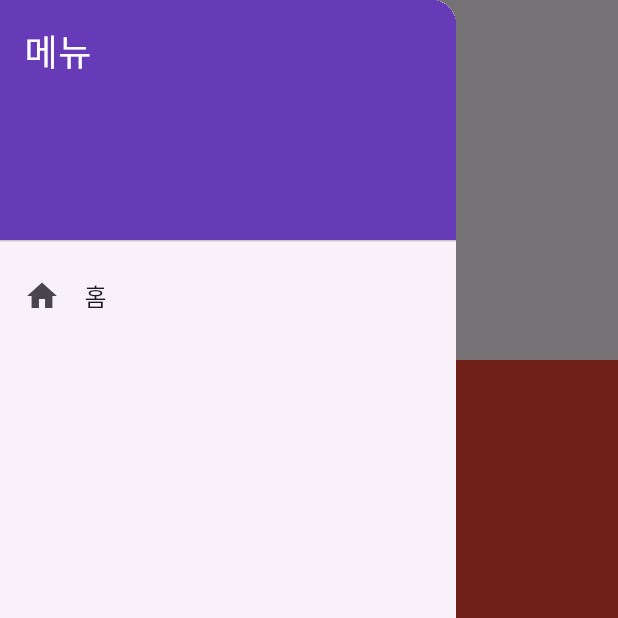
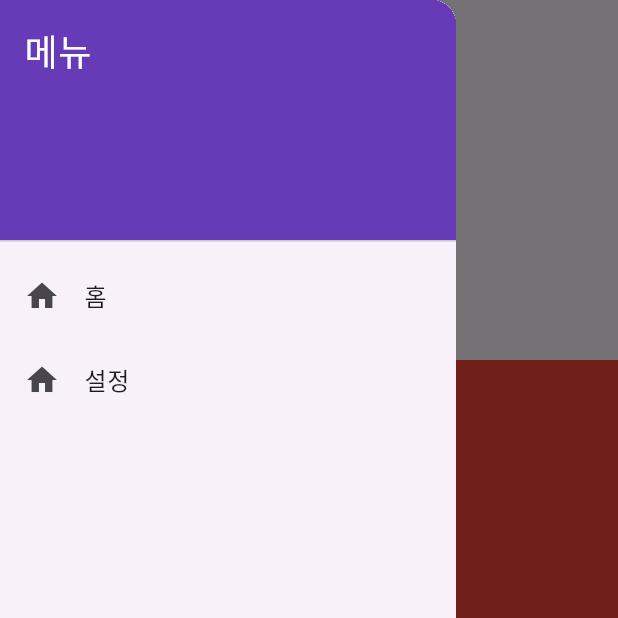
Before and after one commit to gimujeongsig/flutter, a Flutter app: the screen it shows after launch, with the side drawer open, on a phone screen of 412 x 824 dp, the top half of it. Run offline on Flutter 3.47's test engine with Material 3 defaults, Android fonts, the phone set to English and light mode, and no system bars.

Commit message:
설정 페이지, 버튼

```diff
--- a/lib/drawer.dart
+++ b/lib/drawer.dart
@@ -26,9 +26,20 @@ class MyDrawer extends StatelessWidget {
             leading: const Icon(Icons.home),
             title: const Text("홈"),
             onTap: () {
-              Navigator.pop(context);
+              Navigator.pushNamedAndRemoveUntil(
+                  context, "/", (route) => false
+              );
             },
-          )
+          ),
+           ListTile(
+            leading: const Icon(Icons.home),
+            title: const Text("설정"),
+            onTap: () {
+              Navigator.pushNamed(
+                    context, "/setting"
+                );
+              },
+           )
         ],
       ),
     );
--- a/lib/main.dart
+++ b/lib/main.dart
@@ -1,5 +1,5 @@
 import 'package:flutter/material.dart';
-
+import 'setting_page.dart';
 import 'drawer.dart';
 
 void main() {
@@ -17,7 +17,11 @@ class MyApp extends StatelessWidget {
       theme: ThemeData(
         colorScheme: ColorScheme.fromSeed(seedColor: Colors.deepPurple),
       ),
-      home: const MyHomePage(),
+      initialRoute: "/",
+      routes: {
+        '/': (context) => const MyHomePage(),
+        '/setting': (context) => const SettingPage()
+      },
     );
   }
 }
```
Also changed, not shown: lib/setting_page.dart (added, +19 -0 lines).
